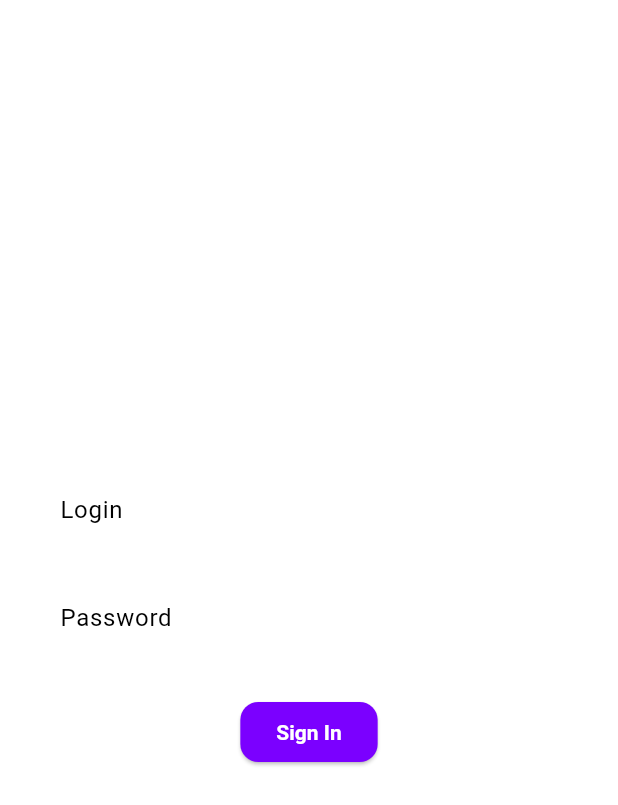
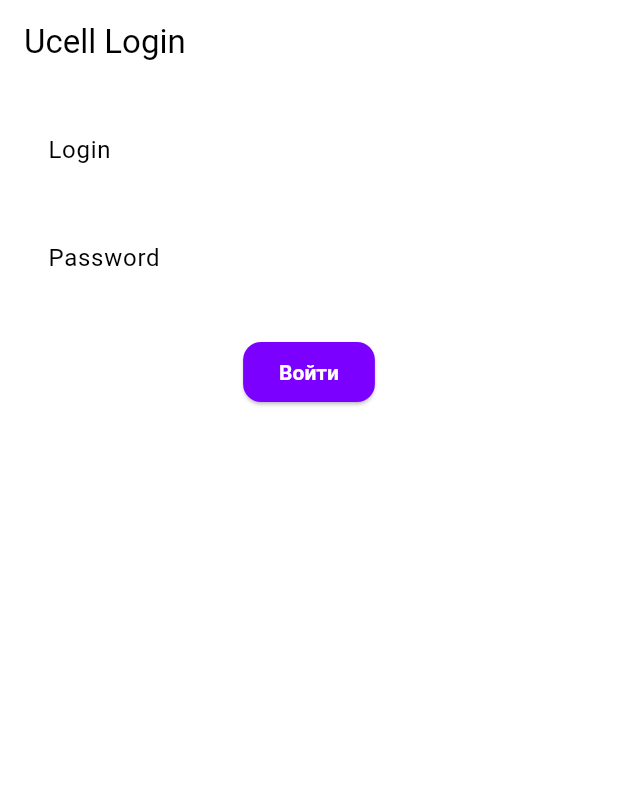
Before and after one commit to ren4ik/flutter_test_app, a Flutter app: the screen it shows after launch, on a phone screen of 412 x 824 dp. Shown: the top 805 px of the screen. Run offline on Flutter 3.47's test engine with Material 3 defaults, Android fonts, the phone set to English and light mode, and no system bars; missing offline and left inert: myid.

Commit message:
modified:   lib/screens/login_screen.dart

```diff
--- a/lib/screens/login_screen.dart
+++ b/lib/screens/login_screen.dart
@@ -1,5 +1,5 @@
 import 'package:flutter/material.dart';
-import '../screens/verification_screen.dart';
+import 'verification_screen.dart'; // убедись, что путь корректный
 
 class LoginScreen extends StatefulWidget {
   const LoginScreen({super.key});
@@ -9,48 +9,53 @@ class LoginScreen extends StatefulWidget {
 }
 
 class _LoginScreenState extends State<LoginScreen> {
-  final _formKey = GlobalKey<FormState>();
-  final _loginController = TextEditingController();
+  final _usernameController = TextEditingController();
   final _passwordController = TextEditingController();
+
+  // Примерные тестовые данные для передачи
+  final String sessionId = 'TEST_SESSION_ID';
+  final String clientHash = 'TEST_CLIENT_HASH';
+  final String clientHashId = 'TEST_HASH_ID';
+
+  void _authenticate() {
+    // Здесь можно добавить свою логику аутентификации
+
+    // Переход на экран верификации MyID
+    Navigator.of(context).push(
+      MaterialPageRoute(
+        builder: (_) => VerificationScreen(
+          sessionId: sessionId,
+          clientHash: clientHash,
+          clientHashId: clientHashId,
+        ),
+      ),
+    );
+  }
 
   @override
   Widget build(BuildContext context) {
     return Scaffold(
+      appBar: AppBar(title: const Text("Ucell Login")),
       body: Padding(
-        padding: const EdgeInsets.all(24.0),
-        child: Center(
-          child: Form(
-            key: _formKey,
+        padding: const EdgeInsets.all(16),
         child: Column(
-              mainAxisSize: MainAxisSize.min,
           children: [
-                TextFormField(
-                  controller: _loginController,
-                  decoration: InputDecoration(labelText: 'Login'),
-                  validator: (value) => value!.isEmpty ? 'Enter login' : null,
+            TextField(
+              controller: _usernameController,
+              decoration: const InputDecoration(labelText: 'Login'),
             ),
             const SizedBox(height: 16),
-                TextFormField(
+            TextField(
               controller: _passwordController,
               obscureText: true,
-                  decoration: InputDecoration(labelText: 'Password'),
-                  validator: (value) => value!.isEmpty ? 'Enter password' : null,
+              decoration: const InputDecoration(labelText: 'Password'),
             ),
             const SizedBox(height: 24),
             ElevatedButton(
-                  onPressed: () {
-                    if (_formKey.currentState!.validate()) {
-                      Navigator.push(
-                        context,
-                        MaterialPageRoute(builder: (_) => const VerificationScreen()),
-                      );
-                    }
-                  },
-                  child: const Text('Sign In'),
-                )
+              onPressed: _authenticate,
+              child: const Text('Войти'),
+            ),
           ],
-            ),
-          ),
         ),
       ),
     );
```
Lines whose indentation alone changed are shown as unchanged.
